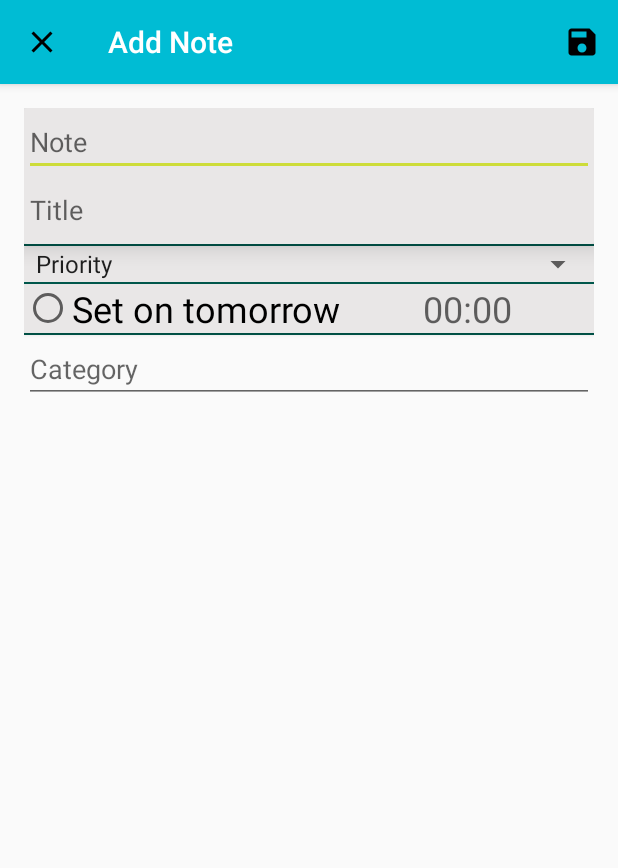
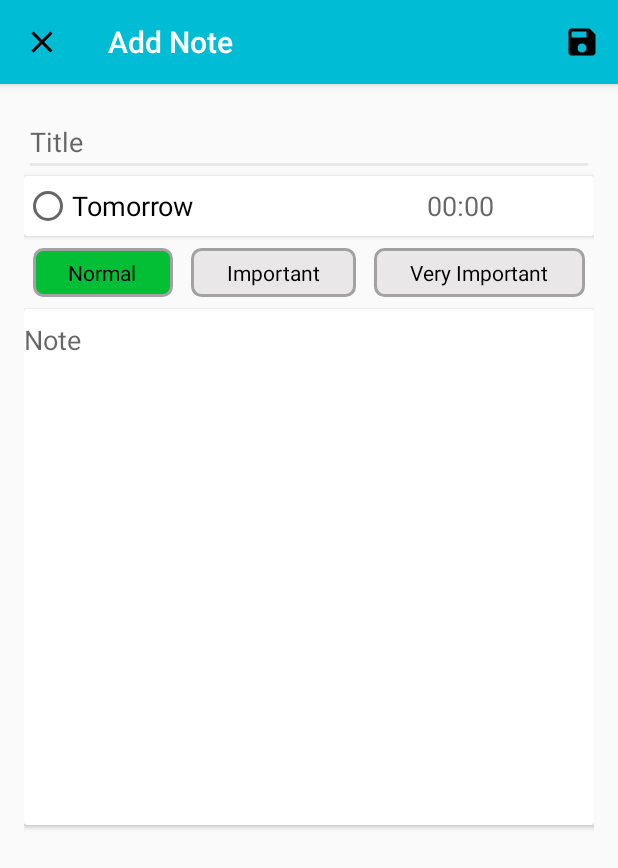
Before and after one commit to GlitchyHydra/Day_Planner, an Android app: the screen it shows after launch (AddingActivity), after a tap on an icon or button, on a phone screen of 412 x 824 dp. Shown: the top 868 px of the screen. Run offline under Robolectric (Android 15) with nearby library versions, the phone set to English and light mode, and no system bars; our stand-ins replace Room's generated code.

Commit message:
Make visual as needed but second diagram need to be reworked

```diff
--- a/app/src/main/java/com/example/weekplanner/activities/AddingActivity.kt
+++ b/app/src/main/java/com/example/weekplanner/activities/AddingActivity.kt
@@ -7,6 +7,7 @@ import android.content.Intent
 import android.os.Bundle
 import android.view.Menu
 import android.view.MenuItem
+import android.view.View
 import android.widget.*
 import androidx.appcompat.app.AppCompatActivity
 import com.example.weekplanner.R
@@ -27,9 +28,7 @@ class AddingActivity : AppCompatActivity() {
         const val EXTRA_CATEGORY = "com.week_planner.java.EXTRA_CATEGORY"
     }
 
-    private val currentTimeInMillis get() = Calendar.getInstance().time.time
-    private var priority = 0
-    private var spinner: Spinner? = null
+    private var radioGroup: RadioGroup? = null
     private var tomorrowRadio : RadioButton? = null
 
     private val choosedDateAndTime = Calendar.getInstance()
@@ -38,9 +37,8 @@ class AddingActivity : AppCompatActivity() {
         super.onCreate(savedInstanceState)
         setContentView(R.layout.adding_layout)
 
+        radioGroup = findViewById(R.id.radioGroup)
         tomorrowRadio = findViewById(R.id.tomorrowRadio)
-        spinner = findViewById(R.id.prioritySpinner)
-        createArrayAdapter(this, R.array.priority_array, spinner)
 
         supportActionBar?.setHomeAsUpIndicator(R.drawable.ic_close)
 
@@ -64,7 +62,8 @@ class AddingActivity : AppCompatActivity() {
             title = "Edit Note"
             edit_text_title.setText(intent.getStringExtra(EXTRA_TITLE))
             edit_text_note.setText(intent.getStringExtra(EXTRA_NOTE))
-            spinner?.setSelection(intent.getIntExtra(EXTRA_PRIORITY, 0))
+            val button = radioGroup?.getChildAt(intent.getIntExtra(EXTRA_PRIORITY, 0))
+            (button as RadioButton).isChecked = true
         } else {
             title = "Add Note"
         }
@@ -97,10 +96,14 @@ class AddingActivity : AppCompatActivity() {
             choosedDateAndTime.add(Calendar.DAY_OF_YEAR, 1)
         }
 
+        val radioButtonID = radioGroup!!.checkedRadioButtonId
+        val radioButton = radioGroup!!.findViewById<RadioButton>(radioButtonID)
+        val idx = radioGroup!!.indexOfChild(radioButton)
+
         val data = Intent().apply {
             putExtra(EXTRA_TITLE, edit_text_title.text.toString())
             putExtra(EXTRA_NOTE, edit_text_note.text.toString())
-            putExtra(EXTRA_PRIORITY, spinner?.selectedItemPosition)
+            putExtra(EXTRA_PRIORITY, idx)
             putExtra(EXTRA_DATE, choosedDateAndTime.timeInMillis)
             //putExtra(EXTRA_DATE, dayPicker)
             //putExtra(EXTRA_LOCATION, )
--- a/app/src/main/java/com/example/weekplanner/activities/MainActivity.kt
+++ b/app/src/main/java/com/example/weekplanner/activities/MainActivity.kt
@@ -47,7 +47,7 @@ class MainActivity : AppCompatActivity() {
             )
         }
 
-        recycler_view.layoutManager = LinearLayoutManager(this)
+        recycler_view.layoutManager = LinearLayoutManager(this) as RecyclerView.LayoutManager?
         recycler_view.setHasFixedSize(true)
 
         val adapter = PlansAdapter()
@@ -62,10 +62,10 @@ class MainActivity : AppCompatActivity() {
 
             val (calendarToday, calendarTomorrow) = Pair(Calendar.getInstance(),
                 getNextDay())
-            val total = mutableListOf<ListItem>(HeaderItem(calendarToday.time))
+            val total = mutableListOf<ListItem>(HeaderItem(getString(R.string.today)))
             total.addAll(newList.filter { listItem -> getDayOfYear(listItem.plan.date!!) == calendarToday
                 .get(Calendar.DAY_OF_MONTH) })
-            total.add(HeaderItem(calendarTomorrow.time))
+            total.add(HeaderItem(getString(R.string.tomorrow)))
             total.addAll(newList.filter { listItem -> getDayOfYear(listItem.plan.date!!) != calendarToday
                 .get(Calendar.DAY_OF_MONTH) })
 
--- a/app/src/main/java/com/example/weekplanner/adapters/HeaderItem.kt
+++ b/app/src/main/java/com/example/weekplanner/adapters/HeaderItem.kt
@@ -2,7 +2,7 @@ package com.example.weekplanner.adapters
 
 import java.util.Date;
 
-class HeaderItem(val date: Date) : ListItem() {
+class HeaderItem(val dateInString: String) : ListItem() {
 
     override fun getType(): Int {
         return TYPE_HEADER
--- a/app/src/main/java/com/example/weekplanner/adapters/PlannerAdapter.kt
+++ b/app/src/main/java/com/example/weekplanner/adapters/PlannerAdapter.kt
@@ -82,21 +82,18 @@ class PlanViewHolder(view: View) : RecyclerView.ViewHolder(view) {
     fun bind(plan: Plan) {
         titleView.text = plan.title
         noteView.text = plan.note
-        dateView.text = Date(plan.date!!).toString()
         //locationView.text = plan.location
         priorityView.text = plan.priority.toString()
     }
 
     val titleView: TextView
     val noteView: TextView
-    val dateView: TextView
     //val locationView: TextView
     val priorityView: TextView
 
     init {
         titleView = view.findViewById(R.id.text_view_title)
         noteView = view.findViewById(R.id.text_view_note)
-        dateView = view.findViewById(R.id.text_view_date)
         //locationView = view.findViewById(R.id.text_view_location)
         priorityView = view.findViewById(R.id.text_view_priority)
     }
@@ -125,21 +122,18 @@ class PlansAdapter : RecyclerView.Adapter<RecyclerView.ViewHolder>() {
 
         val titleView: TextView
         val noteView: TextView
-        val dateView: TextView
         //val locationView: TextView
         val priorityView: TextView
 
         init {
             titleView = itemView.findViewById(R.id.text_view_title)
             noteView = itemView.findViewById(R.id.text_view_note)
-            dateView = itemView.findViewById(R.id.text_view_date)
             //locationView = itemView.findViewById(R.id.text_view_location)
             priorityView = itemView.findViewById(R.id.text_view_priority)
         }
     }
 
-    var items: List<ListItem> = listOf(HeaderItem(Calendar.getInstance().time),
-        HeaderItem(getNextDay().time))
+    var items: List<ListItem> = emptyList()
 
     fun getPlanByPosition(position: Int): Plan = (items[position] as PlanItem).plan
 
@@ -173,12 +167,7 @@ class PlansAdapter : RecyclerView.Adapter<RecyclerView.ViewHolder>() {
                 val header: HeaderItem = items[position] as HeaderItem
                 val holder = viewHolder as HeaderViewHolder
 
-                val calendar = Calendar.getInstance()
-                calendar.time = header.date
-                val day = calendar.get(Calendar.DAY_OF_MONTH)
-                val month = calendar.get(Calendar.MONTH)
-
-                holder.txt_header.text = String.format("%02d %s", day, Month.values()[month])
+                holder.txt_header.text = header.dateInString
             }
             ListItem.TYPE_EVENT -> {
                 val planItem: PlanItem = items[position] as PlanItem
@@ -187,7 +176,6 @@ class PlansAdapter : RecyclerView.Adapter<RecyclerView.ViewHolder>() {
 
                 holder.titleView.text = planItem.plan.title
                 holder.noteView.text = planItem.plan.note
-                holder.dateView.text = Date(planItem.plan.date!!).toString()
                 //locationView.text = plan.location
                 holder.priorityView.text = planItem.plan.priority.toString()
             }
--- a/app/src/main/java/com/example/weekplanner/views/PlanViewModel.kt
+++ b/app/src/main/java/com/example/weekplanner/views/PlanViewModel.kt
@@ -10,7 +10,7 @@ import com.example.weekplanner.data.Plan
 import kotlinx.coroutines.*
 import java.util.*
 
-class PlanViewModel(application: Application): AndroidViewModel(application) {
+class PlanViewModel(application: Application) : AndroidViewModel(application) {
 
     private val plannerRepository: PlannerRepository
     private val allPlans: LiveData<List<Plan>>
@@ -45,17 +45,26 @@ class PlanViewModel(application: Application): AndroidViewModel(application) {
         plannerRepository.deleteFailed(plans)
     }
 
-    fun deleteAll(){
+    fun deleteAll() {
         plannerRepository.deleteAll()
     }
 
-    suspend fun checkAndDeleteFailed() {
+    private fun compareCalendars(date: Long, calendarLimit: Calendar): Boolean {
+        val calendarCurrent = Calendar.getInstance()
+        calendarCurrent.time = Date(date)
+        val daysEqualOrMore = calendarCurrent.get(Calendar.DAY_OF_YEAR) >=
+                calendarLimit.get(Calendar.DAY_OF_YEAR)
+        val yearEqual = calendarCurrent.get(Calendar.YEAR) ==
+                calendarLimit.get(Calendar.YEAR)
+        return !daysEqualOrMore || !yearEqual
+    }
+
+    private suspend fun checkAndDeleteFailed() {
         withContext(Dispatchers.IO) {
             while (isActive) {
                 val plans = allPlans.value
-                if (plans != null) {
-                    deleteFailed(plans.filter { calendar.timeInMillis >= it.date!! })
-                }
+                if (plans != null)
+                    deleteFailed(plans.filter { compareCalendars(it.date!!, calendar) })
                 delay(1000)
             }
         }
--- /dev/null
+++ b/app/src/main/res/drawable/alignment_selector_important.xml
@@ -0,0 +1,5 @@
+<?xml version="1.0" encoding="utf-8"?>
+<selector xmlns:android="http://schemas.android.com/apk/res/android">
+    <item android:drawable="@drawable/priority_button" android:state_checked="false" />
+    <item android:drawable="@drawable/button_clicked_important" android:state_checked="true" />
+</selector>
--- /dev/null
+++ b/app/src/main/res/drawable/alignment_selector_normal.xml
@@ -0,0 +1,5 @@
+<?xml version="1.0" encoding="utf-8"?>
+<selector xmlns:android="http://schemas.android.com/apk/res/android">
+    <item android:drawable="@drawable/priority_button" android:state_checked="false" />
+    <item android:drawable="@drawable/button_clicked_normal" android:state_checked="true" />
+</selector>
--- /dev/null
+++ b/app/src/main/res/drawable/alignment_selector_very_important.xml
@@ -0,0 +1,5 @@
+<?xml version="1.0" encoding="utf-8"?>
+<selector xmlns:android="http://schemas.android.com/apk/res/android">
+    <item android:drawable="@drawable/priority_button" android:state_checked="false" />
+    <item android:drawable="@drawable/button_clicked_very_important" android:state_checked="true" />
+</selector>
--- /dev/null
+++ b/app/src/main/res/drawable/button_clicked_important.xml
@@ -0,0 +1,24 @@
+<?xml version="1.0" encoding="utf-8"?>
+<shape xmlns:android="http://schemas.android.com/apk/res/android"
+    android:shape="rectangle">
+
+    <gradient
+        android:angle="90"
+        android:endColor="@color/colorImportant"
+        android:startColor="@color/colorImportant" />
+
+    <padding
+        android:bottom="7dp"
+        android:left="7dp"
+        android:right="7dp"
+        android:top="7dp" />
+
+    <stroke
+        android:width="2dp"
+        android:color="@color/borderButton" />
+    <!--android:dashGap="1dp"
+    android:dashWidth="4dp"-->
+
+    <corners android:radius="@dimen/radius" />
+
+</shape>
--- /dev/null
+++ b/app/src/main/res/drawable/button_clicked_normal.xml
@@ -0,0 +1,24 @@
+<?xml version="1.0" encoding="utf-8"?>
+<shape xmlns:android="http://schemas.android.com/apk/res/android"
+    android:shape="rectangle">
+
+    <gradient
+        android:angle="90"
+        android:endColor="@color/colorNormal"
+        android:startColor="@color/colorNormal" />
+
+    <padding
+        android:bottom="7dp"
+        android:left="7dp"
+        android:right="7dp"
+        android:top="7dp" />
+
+    <stroke
+        android:width="2dp"
+        android:color="@color/borderButton" />
+    <!--android:dashGap="1dp"
+    android:dashWidth="4dp"-->
+
+    <corners android:radius="@dimen/radius" />
+
+</shape>
--- /dev/null
+++ b/app/src/main/res/drawable/button_clicked_very_important.xml
@@ -0,0 +1,24 @@
+<?xml version="1.0" encoding="utf-8"?>
+<shape xmlns:android="http://schemas.android.com/apk/res/android"
+    android:shape="rectangle">
+
+    <gradient
+        android:angle="90"
+        android:endColor="@color/colorVeryImportant"
+        android:startColor="@color/colorVeryImportant" />
+
+    <padding
+        android:bottom="7dp"
+        android:left="7dp"
+        android:right="7dp"
+        android:top="7dp" />
+
+    <stroke
+        android:width="2dp"
+        android:color="@color/borderButton" />
+    <!--android:dashGap="1dp"
+    android:dashWidth="4dp"-->
+
+    <corners android:radius="@dimen/radius" />
+
+</shape>
--- /dev/null
+++ b/app/src/main/res/drawable/priority_button.xml
@@ -0,0 +1,24 @@
+<?xml version="1.0" encoding="utf-8"?>
+<shape xmlns:android="http://schemas.android.com/apk/res/android"
+    android:shape="rectangle">
+
+    <gradient
+        android:angle="90"
+        android:endColor="@color/colorBackEdit"
+        android:startColor="@color/colorBackEdit" />
+
+    <padding
+        android:bottom="7dp"
+        android:left="7dp"
+        android:right="7dp"
+        android:top="7dp" />
+
+    <stroke
+        android:width="2dp"
+        android:color="@color/borderButton" />
+    <!--android:dashGap="1dp"
+    android:dashWidth="4dp"-->
+
+    <corners android:radius="@dimen/radius" />
+
+</shape>
--- a/app/src/main/res/layout/adding_layout.xml
+++ b/app/src/main/res/layout/adding_layout.xml
@@ -7,24 +7,6 @@
     android:orientation="vertical"
     android:padding="16dp">
 
-    <androidx.cardview.widget.CardView
-        android:layout_width="fill_parent"
-        android:layout_height="wrap_content"
-        app:cardBackgroundColor="@color/colorBackEdit"
-        app:cardElevation="10dp">
-
-        <LinearLayout
-            android:layout_width="match_parent"
-            android:layout_height="match_parent"
-            android:orientation="vertical">
-
-            <EditText
-                android:id="@+id/edit_text_note"
-                android:layout_width="match_parent"
-                android:layout_height="wrap_content"
-                android:hint="@string/note"
-                android:inputType="textMultiLine" />
-
     <EditText
         android:id="@+id/edit_text_title"
         android:layout_width="match_parent"
@@ -32,73 +14,123 @@
         android:backgroundTint="@color/colorBackEdit"
         android:hint="@string/title"
         android:inputType="text" />
-        </LinearLayout>
-
-    </androidx.cardview.widget.CardView>
-
-    <View
-        android:layout_width="match_parent"
-        android:layout_height="1dp"
-        android:background="?android:attr/colorPrimaryDark" />
 
     <androidx.cardview.widget.CardView
         android:layout_width="match_parent"
-        android:layout_height="wrap_content"
-        app:cardBackgroundColor="@color/colorBackEdit">
+        android:layout_height="wrap_content">
 
         <LinearLayout
             android:layout_width="match_parent"
             android:layout_height="wrap_content"
             android:orientation="vertical">
 
-            <Spinner
-                android:id="@+id/prioritySpinner"
-                android:layout_width="match_parent"
-                android:layout_height="wrap_content" />
-
-            <View
-                android:id="@+id/view2"
-                android:layout_width="match_parent"
-                android:layout_height="1dp"
-                android:background="?android:attr/colorPrimaryDark" />
-
             <LinearLayout
                 android:layout_width="match_parent"
-                android:layout_height="wrap_content"
+                android:layout_height="40dp"
                 android:orientation="horizontal">
 
                 <RadioButton
                     android:id="@+id/tomorrowRadio"
-                    android:layout_width="wrap_content"
-                    android:layout_height="wrap_content"
+                    android:layout_width="match_parent"
+                    android:layout_height="match_parent"
+                    android:layout_weight="0.6"
                     android:text="@string/tomorrow"
-                    android:textSize="24sp" />
+                    android:textSize="18sp" />
 
                 <TextView
                     android:id="@+id/editTime"
                     android:layout_width="match_parent"
-                    android:layout_height="fill_parent"
+                    android:layout_height="match_parent"
+                    android:layout_marginLeft="50dp"
+                    android:layout_weight="0.4"
                     android:ems="10"
                     android:gravity="center"
                     android:hint="00:00"
                     android:inputType="time"
                     android:textAlignment="center"
-                    android:textSize="24sp" />
+                    android:textSize="18sp" />
             </LinearLayout>
         </LinearLayout>
+    </androidx.cardview.widget.CardView>
+
+
+    <LinearLayout
+        android:layout_width="match_parent"
+        android:layout_height="wrap_content"
+        android:layout_marginTop="8dp"
+        android:layout_marginBottom="8dp"
+        android:orientation="vertical">
+
+        <RadioGroup
+            android:id="@+id/radioGroup"
+            android:layout_width="match_parent"
+            android:layout_height="wrap_content"
+            android:checkedButton="@id/radioButton"
+            android:orientation="horizontal"
+            android:weightSum="0.9">
+
+            <RadioButton
+                android:id="@+id/radioButton"
+                android:layout_width="wrap_content"
+                android:layout_height="wrap_content"
+                android:layout_marginLeft="6dp"
+                android:layout_marginRight="6dp"
+                android:layout_weight="0.3"
+                android:background="@drawable/alignment_selector_normal"
+                android:button="@drawable/priority_button"
+                android:text="Normal"
+                android:textAlignment="center" />
+
+            <RadioButton
+                android:id="@+id/radioButton2"
+                android:layout_width="wrap_content"
+                android:layout_height="wrap_content"
+                android:layout_marginLeft="6dp"
+                android:layout_marginRight="6dp"
+                android:layout_weight="0.3"
+                android:background="@drawable/alignment_selector_important"
+                android:button="@drawable/priority_button"
+                android:text="Important"
+                android:textAlignment="center" />
+
+            <RadioButton
+                android:id="@+id/radioButton3"
+                android:layout_width="wrap_content"
+                android:layout_height="wrap_content"
+                android:layout_marginLeft="6dp"
+                android:layout_marginRight="6dp"
+                android:layout_weight="0.3"
+                android:background="@drawable/alignment_selector_very_important"
+                android:button="@drawable/priority_button"
+                android:text="Very Important"
+                android:textAlignment="center" />
+
+        </RadioGroup>
+    </LinearLayout>
+
+
+    <androidx.cardview.widget.CardView
+        android:layout_width="match_parent"
+        android:layout_height="wrap_content"
+        android:layout_weight="0.3">
+
+        <EditText
+            android:id="@+id/edit_text_note"
+            android:layout_width="match_parent"
+            android:layout_height="match_parent"
+            android:layout_marginTop="8dp"
+            android:layout_weight="0.3"
+            android:background="@null"
+            android:gravity="top"
+            android:hint="@string/note"
+            android:inputType="textMultiLine" />
 
     </androidx.cardview.widget.CardView>
 
     <View
         android:id="@+id/view"
         android:layout_width="match_parent"
-        android:layout_height="1dp"
-        android:background="?android:attr/colorPrimaryDark" />
-
-    <EditText
-        android:id="@+id/category_text"
-        android:layout_width="match_parent"
-        android:layout_height="wrap_content"
-        android:hint="@string/category" />
+        android:layout_height="50dp"
+        android:layout_weight="0.2" />
 
 </LinearLayout>
--- a/app/src/main/res/values/colors.xml
+++ b/app/src/main/res/values/colors.xml
@@ -5,4 +5,18 @@
     <color name="colorAccent">#CDDC39</color>
     <color name="colorBackEdit">#E9E7E7</color>
     <color name="colorHeader">#a5d6a7</color>
+    <color name="colorNormal">#02BF35</color>
+    <color name="colorImportant">#FF9203</color>
+    <color name="colorVeryImportant">#FF03DD</color>
+    <color name="white">#FFFFFF</color>
+
+    <color name="yellow1">#FFEA00</color>
+    <color name="yellow2">#FFC400</color>
+    <color name="orange4">#FF9100</color>
+    <color name="orange5">#FF3D00</color>
+    <color name="grey05">#4D4C4C</color>
+    <color name="blue2">#00B0FF</color>
+    <color name="blue25">#2979FF</color>
+
+    <color name="borderButton">#A3A2A2</color>
 </resources>
--- /dev/null
+++ b/app/src/main/res/values/dimensions.xml
@@ -0,0 +1,4 @@
+<?xml version="1.0" encoding="utf-8"?>
+<resources>
+    <dimen name="radius">6dp</dimen>
+</resources>
--- a/app/src/main/res/values/strings.xml
+++ b/app/src/main/res/values/strings.xml
@@ -3,8 +3,8 @@
     <string name="title">Title</string>
     <string name="note">Note</string>
     <string name="category">Category</string>
-    <string name="tomorrow">Set on tomorrow</string>
-    <string name="tomorrowAfter">After tomorrow</string>
+    <string name="tomorrow">Tomorrow</string>
+    <string name="today">Today</string>
     <string name="failed">Failed</string>
     <string name="completed">Completed</string>
     <string name="ok">Completed</string>
```
Also changed, not shown: app/src/main/java/com/example/weekplanner/activities/StatActivity.kt (+71 -109 lines), app/src/main/res/layout/plan.xml (+0 -7 lines), app/src/main/res/layout/stats_layout.xml (+0 -21 lines). Lines whose indentation alone changed are shown as unchanged.
